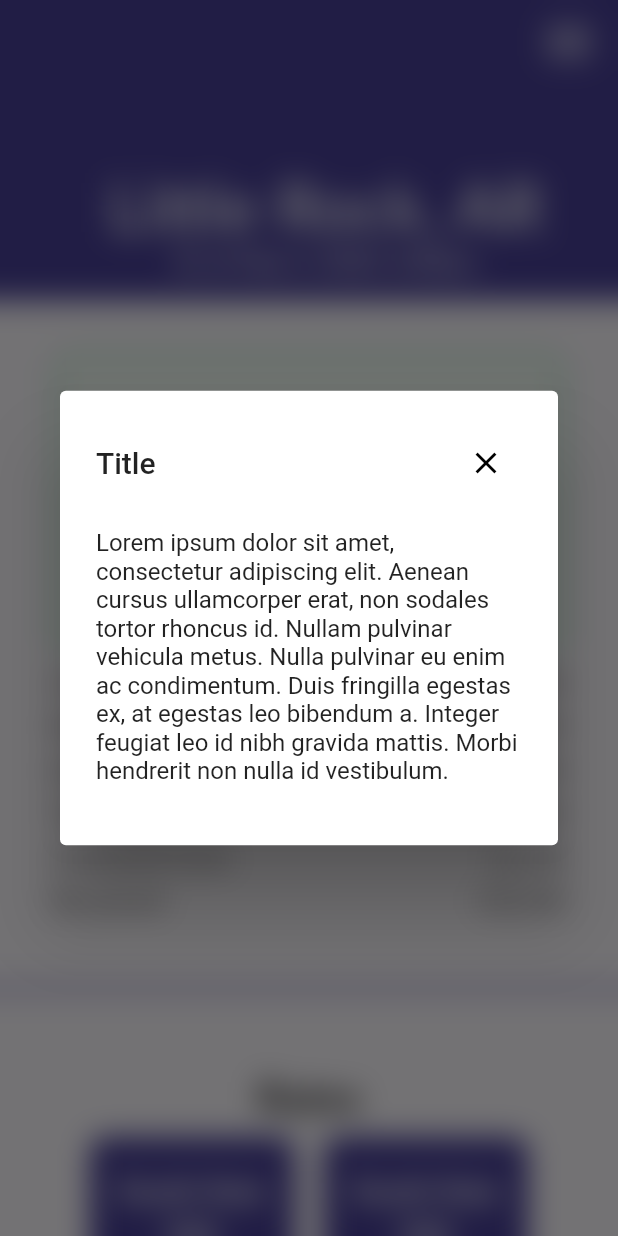
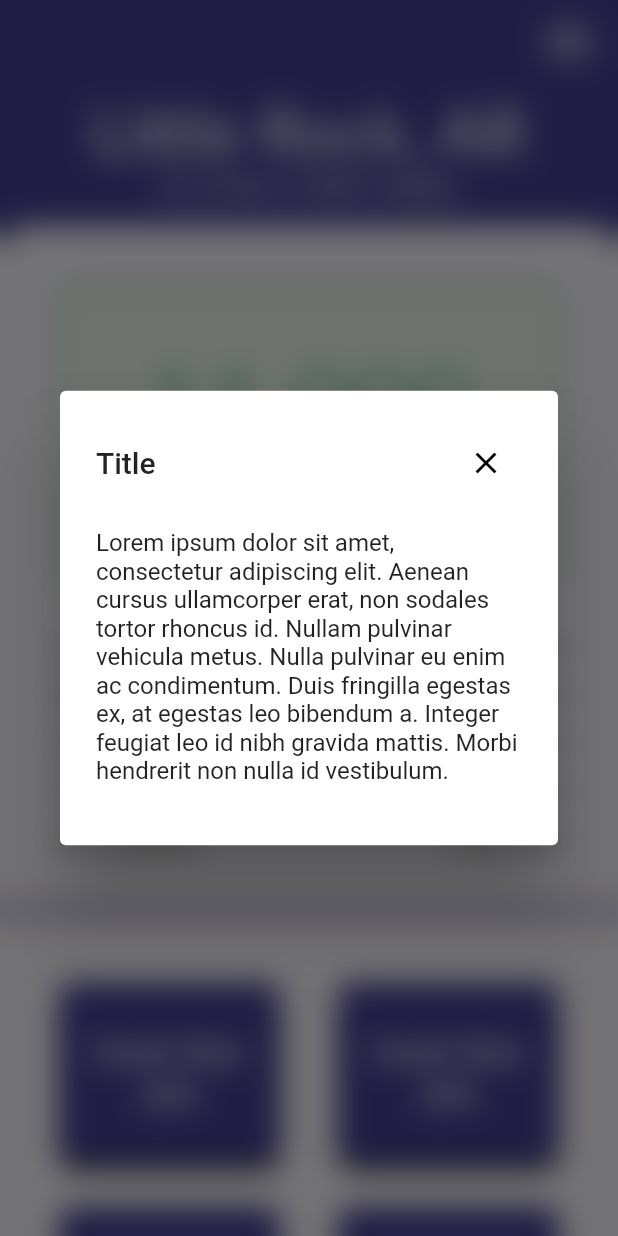
Before and after one commit to itodotimothy6/cov_figures_app, a Flutter app: the screen it shows after launch, after a tap on "Death Rate", on a phone screen of 412 x 824 dp. Run offline on Flutter 3.47's test engine with Material 2 defaults, Android fonts, the phone set to English and light mode, and no system bars; missing offline and left inert: flappy_search_bar; Roboto replaces fonts that are missing (Lato).

Commit message:
Fix Androids SliverAppBar

```diff
--- a/lib/components/case_number_box.dart
+++ b/lib/components/case_number_box.dart
@@ -22,7 +22,7 @@ class CaseNumberBox extends StatelessWidget {
             child: Align(
               alignment: Alignment.bottomCenter,
               child: Text(
-                '123,440',
+                '11,000',
                 style: kTextStyle.copyWith(
                   color: kSafeColor,
                   fontSize: 70,
--- a/lib/components/numbers_section.dart
+++ b/lib/components/numbers_section.dart
@@ -6,13 +6,14 @@ class NumbersSection extends StatelessWidget {
   final List<Widget> records = [
     CaseNumberBox(),
     SizedBox(
-      height: 10,
+      height: 30,
     ),
   ];
 
   final numbersSectionTextStyle = kTextStyle.copyWith(
     color: kFontColor2,
-    fontSize: 16,
+    fontSize: 18,
+    letterSpacing: 1,
   );
 
   List<Widget> getRecords() {
@@ -41,12 +42,7 @@ class NumbersSection extends StatelessWidget {
         dataValue: "300",
       ),
     );
-    records.addAll(
-      createRecord(
-        dataKey: "Confirmed Cases",
-        dataValue: "12,300",
-      ),
-    );
+
     records.addAll(
       createRecord(
         dataKey: "Recovered",
@@ -81,9 +77,16 @@ class NumbersSection extends StatelessWidget {
   @override
   Widget build(BuildContext context) {
     return Container(
-        color: kPrimaryColor,
-        margin: EdgeInsets.only(bottom: 10),
-        padding: EdgeInsets.all(35),
+        decoration: BoxDecoration(
+          color: kPrimaryColor,
+          borderRadius: BorderRadius.only(
+            topLeft: Radius.circular(20),
+            topRight: Radius.circular(20),
+          ),
+        ),
+//        margin: EdgeInsets.only(bottom: 15),
+        padding: EdgeInsets.only(top: 40, left: 40, right: 40, bottom: 20),
+//        padding: EdgeInsets.all(45),
         child: Column(
           children: getRecords(),
         ));
--- a/lib/components/rates_card.dart
+++ b/lib/components/rates_card.dart
@@ -3,7 +3,13 @@ import 'package:covfiguresapp/constants.dart';
 import 'dart:ui';
 import 'rate_alert_box.dart';
 
+enum CardPosition { left, right }
+
 class RatesCard extends StatelessWidget {
+  final CardPosition position;
+
+  RatesCard({this.position});
+
   createAlertDialog(BuildContext context) {
     return showDialog(
         context: context,
@@ -18,8 +24,18 @@ class RatesCard extends StatelessWidget {
       decoration: BoxDecoration(
         color: kBackgroundColor,
         borderRadius: BorderRadius.circular(10),
+        boxShadow: [
+          BoxShadow(
+            color: Colors.black,
+            blurRadius: 3.0,
+            spreadRadius: 0.0,
+            offset: Offset(0.0, 4.0),
+          ),
+        ],
       ),
-      margin: EdgeInsets.all(10),
+      margin: this.position == CardPosition.left
+          ? EdgeInsets.only(right: 20, bottom: 30)
+          : EdgeInsets.only(left: 20, bottom: 30),
       height: kRatesCardHeight,
       child: FlatButton(
         onPressed: () {
@@ -28,6 +44,9 @@ class RatesCard extends StatelessWidget {
         child: Column(
           mainAxisAlignment: MainAxisAlignment.center,
           children: <Widget>[
+//            SizedBox(
+//              height: 15,
+//            ),
             Text(
               'Death Rate',
               style: kTextStyle.copyWith(
--- a/lib/components/rates_section.dart
+++ b/lib/components/rates_section.dart
@@ -7,49 +7,48 @@ class RatesSection extends StatelessWidget {
   @override
   Widget build(BuildContext context) {
     return Container(
-        color: kPrimaryColor,
-        padding: EdgeInsets.all(50),
+      padding: EdgeInsets.all(40),
       child: Column(
         children: <Widget>[
-            Text(
-              'Rates',
-              style: kTextStyle.copyWith(
-                fontSize: 28,
-                fontWeight: FontWeight.bold,
-                color: kFontColor2,
-              ),
-            ),
           Row(
             children: <Widget>[
               Expanded(
-                  child: RatesCard(),
+                child: RatesCard(position: CardPosition.left),
               ),
               Expanded(
-                  child: RatesCard(),
+                child: RatesCard(position: CardPosition.right),
               ),
             ],
           ),
           Row(
             children: <Widget>[
               Expanded(
-                  child: RatesCard(),
+                child: RatesCard(position: CardPosition.left),
               ),
               Expanded(
-                  child: RatesCard(),
+                child: RatesCard(position: CardPosition.right),
               ),
             ],
           ),
           Row(
             children: <Widget>[
               Expanded(
-                  child: RatesCard(),
+                child: RatesCard(position: CardPosition.left),
               ),
               Expanded(
-                  child: RatesCard(),
+                child: RatesCard(position: CardPosition.right),
               ),
             ],
           ),
         ],
-        ));
+      ),
+      decoration: BoxDecoration(
+        color: kPrimaryColor,
+        borderRadius: BorderRadius.only(
+          bottomLeft: Radius.circular(20),
+          bottomRight: Radius.circular(20),
+        ),
+      ),
+    );
   }
 }
--- a/lib/components/summary_page_header.dart
+++ b/lib/components/summary_page_header.dart
@@ -12,10 +12,14 @@ class SummaryPageHeader extends StatelessWidget {
         preferredSize: Size.fromHeight(kAppBarHeight),
         child: Text(''),
       ),
-      expandedHeight: 200.0,
+      expandedHeight: kAppBarExpandedHeight,
       pinned: true,
       flexibleSpace: FlexibleSpaceBar(
+        centerTitle: true,
         title: Container(
+//          alignment: Alignment.bottomLeft,
+          padding: EdgeInsets.all(0),
+          margin: EdgeInsets.all(0),
           height: 50,
           child: Column(
             crossAxisAlignment: CrossAxisAlignment.center,
--- a/lib/constants.dart
+++ b/lib/constants.dart
@@ -20,8 +20,9 @@ const kTextStyle = TextStyle(
 );
 
 // Dimensions
-const kRatesCardHeight = 100.0;
-const kAppBarHeight = 80.0;
+const kRatesCardHeight = 120.0;
+const kAppBarHeight = 30.0;
+const kAppBarExpandedHeight = 150.0;
 
 // States Data
 const kStates = [
--- a/lib/pages/compare_page.dart
+++ b/lib/pages/compare_page.dart
@@ -24,7 +24,7 @@ class _ComparePageState extends State<ComparePage> {
   Widget build(BuildContext context) {
     return Scaffold(
       appBar: PreferredSize(
-        preferredSize: Size.fromHeight(kAppBarHeight),
+        preferredSize: Size.fromHeight(kAppBarHeight + 50),
         child: AppBar(
             backgroundColor: kBackgroundColor,
             centerTitle: true,
--- a/lib/pages/summary_page.dart
+++ b/lib/pages/summary_page.dart
@@ -1,4 +1,5 @@
 import 'package:covfiguresapp/components/summary_page_header.dart';
+import 'package:covfiguresapp/constants.dart';
 import 'package:flutter/material.dart';
 import 'package:covfiguresapp/components/numbers_section.dart';
 import 'package:covfiguresapp/components/rates_section.dart';
@@ -9,14 +10,24 @@ class SummaryPage extends StatelessWidget {
   @override
   Widget build(BuildContext context) {
     return Scaffold(
-//      backgroundColor: kBackgroundColor,
-      body: CustomScrollView(
+      body: Stack(
+        fit: StackFit.loose,
+        children: <Widget>[
+          Container(
+            height: 400,
+            color: kBackgroundColor,
+          ),
+          CustomScrollView(
             slivers: <Widget>[
               SummaryPageHeader(),
               SliverList(
                 delegate: SliverChildListDelegate(
                   [
                     NumbersSection(),
+                    Container(
+                      height: 15,
+                      color: kPageDivideColor,
+                    ),
                     RatesSection(),
                     BottomInfoIconButton(),
                   ],
@@ -24,6 +35,8 @@ class SummaryPage extends StatelessWidget {
               ),
             ],
           ),
+        ],
+      ),
     );
   }
 }
```
Lines whose indentation alone changed are shown as unchanged.
